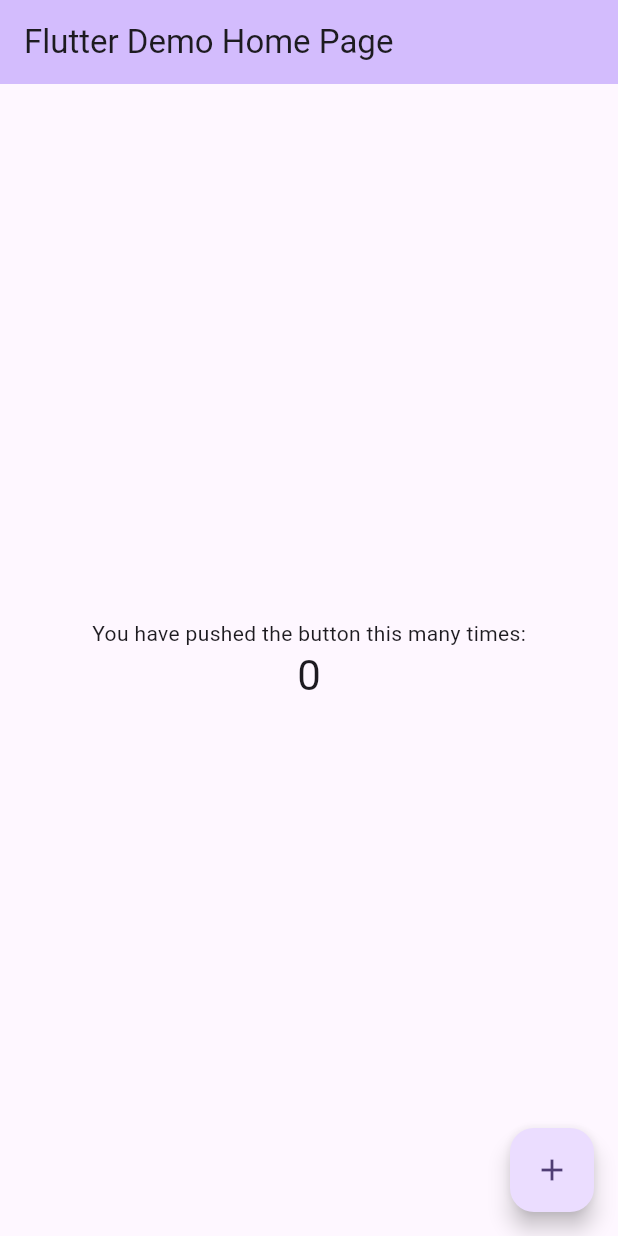
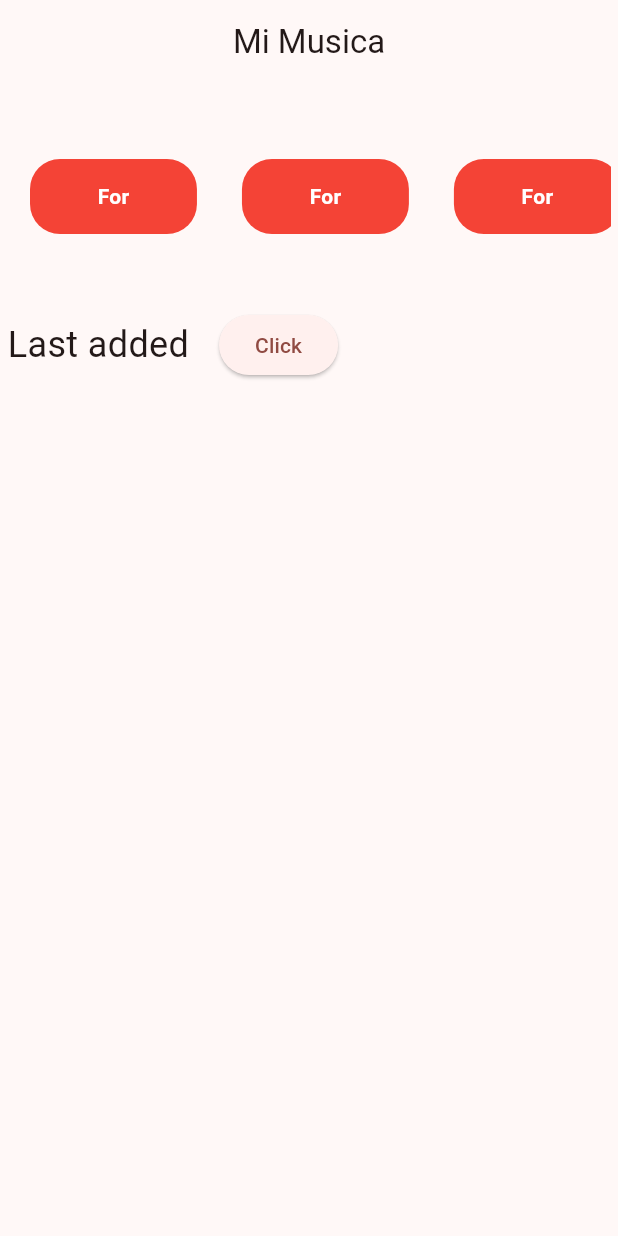
Before and after one commit to AhmadAlrimawi2000/mimusica, a Flutter app: the screen it shows after launch, on a phone screen of 412 x 824 dp. Run offline on Flutter 3.47's test engine with Material 3 defaults, Android fonts, the phone set to English and light mode, and no system bars; our stand-ins replace get.

Commit message:
get started with the app

```diff
--- /dev/null
+++ b/lib/constants/app_colors.dart
@@ -0,0 +1,13 @@
+import 'package:flutter/material.dart';
+
+class AppColors {
+  static const darkPrimary = Color(0xFF1C1C1E);
+  static const darkAccent = Color(0xFF0ACF83);
+  static const darkTextColor = Color(0xFFE5E5EA);
+  static const darkSecondary = Color(0xff849baa);
+
+  static const lightPrimary = Color(0xFFF5F5F5);
+  static const lightAccent = Color(0xFFFF6F61);
+  static const lightTextColor = Color(0xFF333333);
+  static const lightSecondary = Color(0xFF5FDE9C);
+}
--- /dev/null
+++ b/lib/constants/app_theme.dart
@@ -0,0 +1,39 @@
+import 'package:app_flutter_mimusica/constants/app_colors.dart';
+import 'package:flutter/material.dart';
+
+class AppTheme {
+  static ThemeData darkTheme = ThemeData(
+    brightness: Brightness.dark,
+    primaryColor: AppColors.darkPrimary,
+    colorScheme: ColorScheme.fromSeed(
+      seedColor: AppColors.darkAccent,
+      brightness: Brightness.dark,
+      secondary: AppColors.darkAccent,
+    ),
+    scaffoldBackgroundColor: Color(0xFF1C1C1E),
+    textTheme: TextTheme(
+      bodyMedium: TextStyle(color: Color(0xFFE5E5EA)),
+      bodySmall: TextStyle(color: Color(0xFFE5E5EA)),
+    ),
+    sliderTheme: SliderThemeData(
+      activeTrackColor: AppColors.darkAccent,
+      inactiveTrackColor: AppColors.darkSecondary,
+      thumbColor: AppColors.darkAccent,
+    ),
+  );
+
+  static ThemeData lightTheme = ThemeData(
+    brightness: Brightness.light,
+    primaryColor: AppColors.lightPrimary,
+    colorScheme: ColorScheme.fromSeed(
+      seedColor: AppColors.lightAccent,
+      brightness: Brightness.light,
+      secondary: AppColors.lightAccent,
+    ),
+    sliderTheme: SliderThemeData(
+      activeTrackColor: AppColors.lightAccent,
+      inactiveTrackColor: AppColors.lightSecondary,
+      thumbColor: AppColors.lightAccent,
+    ),
+  );
+}
--- a/lib/main.dart
+++ b/lib/main.dart
@@ -1,125 +1,28 @@
-import 'package:flutter/material.dart';
+import "package:app_flutter_mimusica/constants/app_theme.dart";
+import "package:app_flutter_mimusica/services/theme_service.dart";
+import "package:app_flutter_mimusica/view/pages/home_page.dart";
+import "package:flutter/material.dart";
+import "package:get/get.dart";
 
 void main() {
-  runApp(const MyApp());
+  WidgetsFlutterBinding.ensureInitialized();
+
+  runApp(MyApp());
 }
 
 class MyApp extends StatelessWidget {
-  const MyApp({super.key});
+  MyApp({super.key});
 
-  // This widget is the root of your application.
+  final ThemeService theme = Get.put(ThemeService());
+
   @override
   Widget build(BuildContext context) {
-    return MaterialApp(
-      title: 'Flutter Demo',
-      theme: ThemeData(
-        // This is the theme of your application.
-        //
-        // TRY THIS: Try running your application with "flutter run". You'll see
-        // the application has a purple toolbar. Then, without quitting the app,
-        // try changing the seedColor in the colorScheme below to Colors.green
-        // and then invoke "hot reload" (save your changes or press the "hot
-        // reload" button in a Flutter-supported IDE, or press "r" if you used
-        // the command line to start the app).
-        //
-        // Notice that the counter didn't reset back to zero; the application
-        // state is not lost during the reload. To reset the state, use hot
-        // restart instead.
-        //
-        // This works for code too, not just values: Most code changes can be
-        // tested with just a hot reload.
-        colorScheme: ColorScheme.fromSeed(seedColor: Colors.deepPurple),
-        useMaterial3: true,
-      ),
-      home: const MyHomePage(title: 'Flutter Demo Home Page'),
+    return GetMaterialApp(
+      debugShowCheckedModeBanner: false,
+      title: "Mi Musica",
+      theme: theme.isDark.value ? AppTheme.darkTheme : AppTheme.lightTheme,
+      darkTheme: AppTheme.darkTheme,
+      home: HomePage(),
     );
   }
 }
-
-class MyHomePage extends StatefulWidget {
-  const MyHomePage({super.key, required this.title});
-
-  // This widget is the home page of your application. It is stateful, meaning
-  // that it has a State object (defined below) that contains fields that affect
-  // how it looks.
-
-  // This class is the configuration for the state. It holds the values (in this
-  // case the title) provided by the parent (in this case the App widget) and
-  // used by the build method of the State. Fields in a Widget subclass are
-  // always marked "final".
-
-  final String title;
-
-  @override
-  State<MyHomePage> createState() => _MyHomePageState();
-}
-
-class _MyHomePageState extends State<MyHomePage> {
-  int _counter = 0;
-
-  void _incrementCounter() {
-    setState(() {
-      // This call to setState tells the Flutter framework that something has
-      // changed in this State, which causes it to rerun the build method below
-      // so that the display can reflect the updated values. If we changed
-      // _counter without calling setState(), then the build method would not be
-      // called again, and so nothing would appear to happen.
-      _counter++;
-    });
-  }
-
-  @override
-  Widget build(BuildContext context) {
-    // This method is rerun every time setState is called, for instance as done
-    // by the _incrementCounter method above.
-    //
-    // The Flutter framework has been optimized to make rerunning build methods
-    // fast, so that you can just rebuild anything that needs updating rather
-    // than having to individually change instances of widgets.
-    return Scaffold(
-      appBar: AppBar(
-        // TRY THIS: Try changing the color here to a specific color (to
-        // Colors.amber, perhaps?) and trigger a hot reload to see the AppBar
-        // change color while the other colors stay the same.
-        backgroundColor: Theme.of(context).colorScheme.inversePrimary,
-        // Here we take the value from the MyHomePage object that was created by
-        // the App.build method, and use it to set our appbar title.
-        title: Text(widget.title),
-      ),
-      body: Center(
-        // Center is a layout widget. It takes a single child and positions it
-        // in the middle of the parent.
-        child: Column(
-          // Column is also a layout widget. It takes a list of children and
-          // arranges them vertically. By default, it sizes itself to fit its
-          // children horizontally, and tries to be as tall as its parent.
-          //
-          // Column has various properties to control how it sizes itself and
-          // how it positions its children. Here we use mainAxisAlignment to
-          // center the children vertically; the main axis here is the vertical
-          // axis because Columns are vertical (the cross axis would be
-          // horizontal).
-          //
-          // TRY THIS: Invoke "debug painting" (choose the "Toggle Debug Paint"
-          // action in the IDE, or press "p" in the console), to see the
-          // wireframe for each widget.
-          mainAxisAlignment: MainAxisAlignment.center,
-          children: <Widget>[
-            const Text(
-              'You have pushed the button this many times:',
-            ),
-            Text(
-              '$_counter',
-              style: Theme.of(context).textTheme.headlineMedium,
-            ),
-          ],
-        ),
-      ),
-      floatingActionButton: FloatingActionButton(
-        onPressed: _incrementCounter,
-        tooltip: 'Increment',
-        child: const Icon(Icons.add),
-      ), // This trailing comma makes auto-formatting nicer for build methods.
-    );
-  }
-}
--- /dev/null
+++ b/lib/services/theme_service.dart
@@ -0,0 +1,9 @@
+import 'package:get/get.dart';
+
+class ThemeService extends GetxController {
+  var isDark = false.obs;
+
+  void changeTheme() {
+    isDark(!isDark.value);
+  }
+}
--- /dev/null
+++ b/lib/view/pages/home_page.dart
@@ -0,0 +1,66 @@
+import 'package:flutter/material.dart';
+
+class HomePage extends StatelessWidget {
+  const HomePage({super.key});
+
+  @override
+  Widget build(BuildContext context) {
+    return Scaffold(
+      appBar: AppBar(
+        title: Text("Mi Musica"),
+        centerTitle: true,
+      ),
+      body: Container(
+        margin: const EdgeInsets.symmetric(horizontal: 5),
+        width: MediaQuery.of(context).size.width,
+        child: Column(
+          crossAxisAlignment: CrossAxisAlignment.start,
+          children: <Widget>[
+            Container(
+              height: 150,
+              child: ListView.builder(
+                padding: const EdgeInsets.symmetric(
+                  vertical: 50,
+                ),
+                scrollDirection: Axis.horizontal,
+                itemCount: 5,
+                itemBuilder: (context, index) {
+                  return Container(
+                    padding: const EdgeInsets.symmetric(
+                      horizontal: 45,
+                    ),
+                    alignment: Alignment.center,
+                    decoration: BoxDecoration(
+                      borderRadius: BorderRadius.circular(20),
+                      color: Colors.red,
+                    ),
+                    margin: EdgeInsets.symmetric(horizontal: 15),
+                    child: Text(
+                      "For",
+                      style: TextStyle(
+                        color: Colors.white,
+                        fontWeight: FontWeight.bold,
+                      ),
+                    ),
+                  );
+                },
+              ),
+            ),
+            Row(
+              children: <Widget>[
+                Text(
+                  "Last added",
+                  style: TextStyle(
+                    fontSize: 24,
+                  ),
+                ),
+                const SizedBox(width: 20),
+                ElevatedButton(onPressed: () {}, child: Text("Click"))
+              ],
+            )
+          ],
+        ),
+      ),
+    );
+  }
+}
--- a/pubspec.yaml
+++ b/pubspec.yaml
@@ -34,6 +34,7 @@ dependencies:
   # The following adds the Cupertino Icons font to your application.
   # Use with the CupertinoIcons class for iOS style icons.
   cupertino_icons: ^1.0.8
+  get: ^4.6.6
 
 dev_dependencies:
   flutter_test:
```
Also changed, not shown: pubspec.lock.
